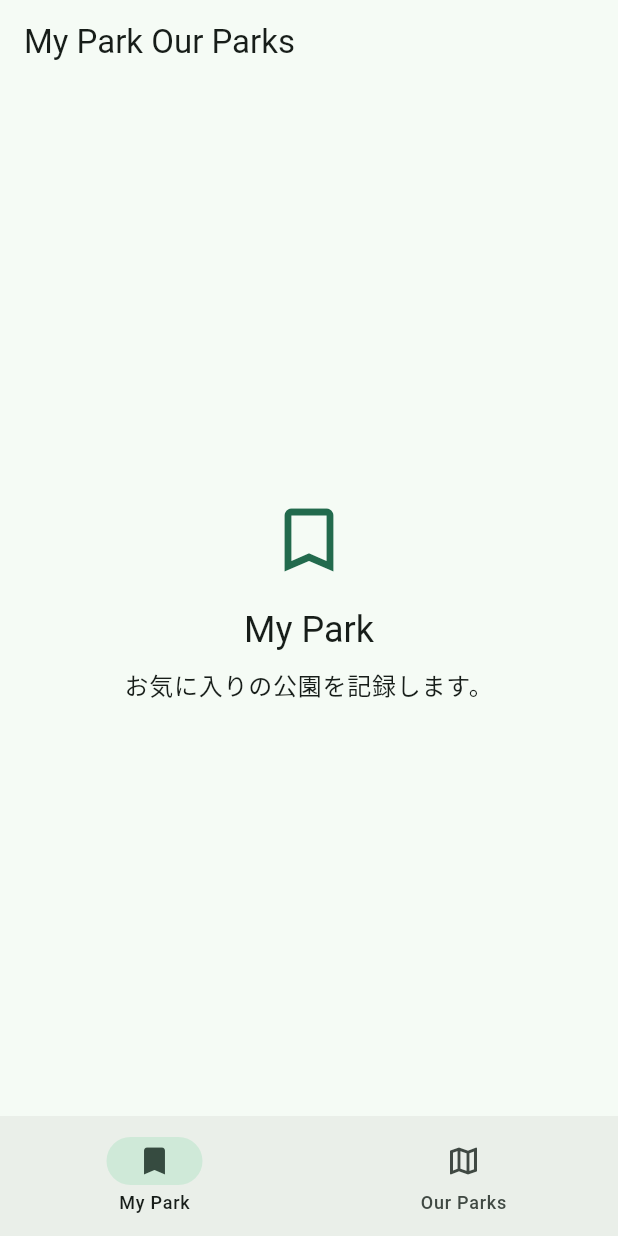
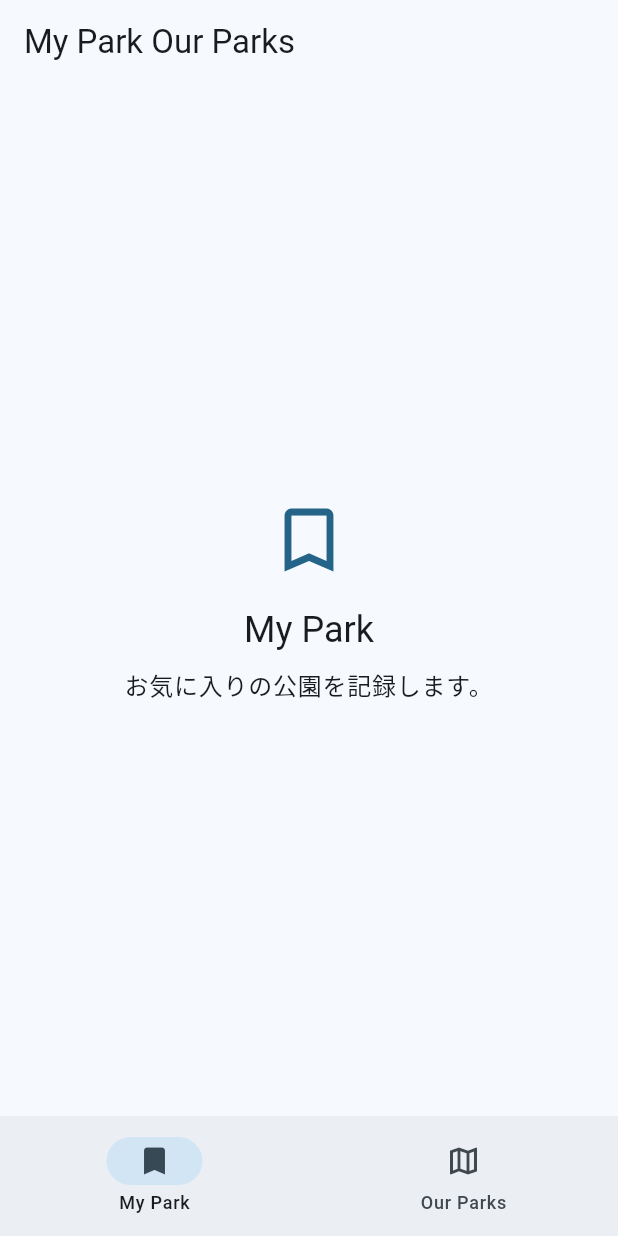
Before and after one commit to takaosan-app/mpop, a Flutter app: the screen it shows after launch, on a phone screen of 412 x 824 dp. Run offline on Flutter 3.47's test engine with Material 3 defaults, Android fonts, the phone set to English and light mode, and no system bars; our stand-ins replace flutter_dotenv, supabase_flutter; accounts and stored records are empty.

Commit message:
20260523_basic

```diff
--- a/lib/main.dart
+++ b/lib/main.dart
@@ -30,7 +30,7 @@ class MyApp extends StatelessWidget {
       title: 'My Park Our Parks',
       debugShowCheckedModeBanner: false,
       theme: ThemeData(
-        colorScheme: ColorScheme.fromSeed(seedColor: const Color(0xFF2D6A4F)),
+        colorScheme: ColorScheme.fromSeed(seedColor: const Color(0xFF42AEEA)),
         useMaterial3: true,
       ),
       home: const AppShell(),
--- a/pubspec.yaml
+++ b/pubspec.yaml
@@ -1,4 +1,4 @@
-name: mpop
+name: My Park Our Parks
 description: "A new Flutter project."
 # The following line prevents the package from being accidentally published to
 # pub.dev using `flutter pub publish`. This is preferred for private packages.
```
Also changed, not shown: assets/brand/mpop-icon.png (added), 33 other files.
